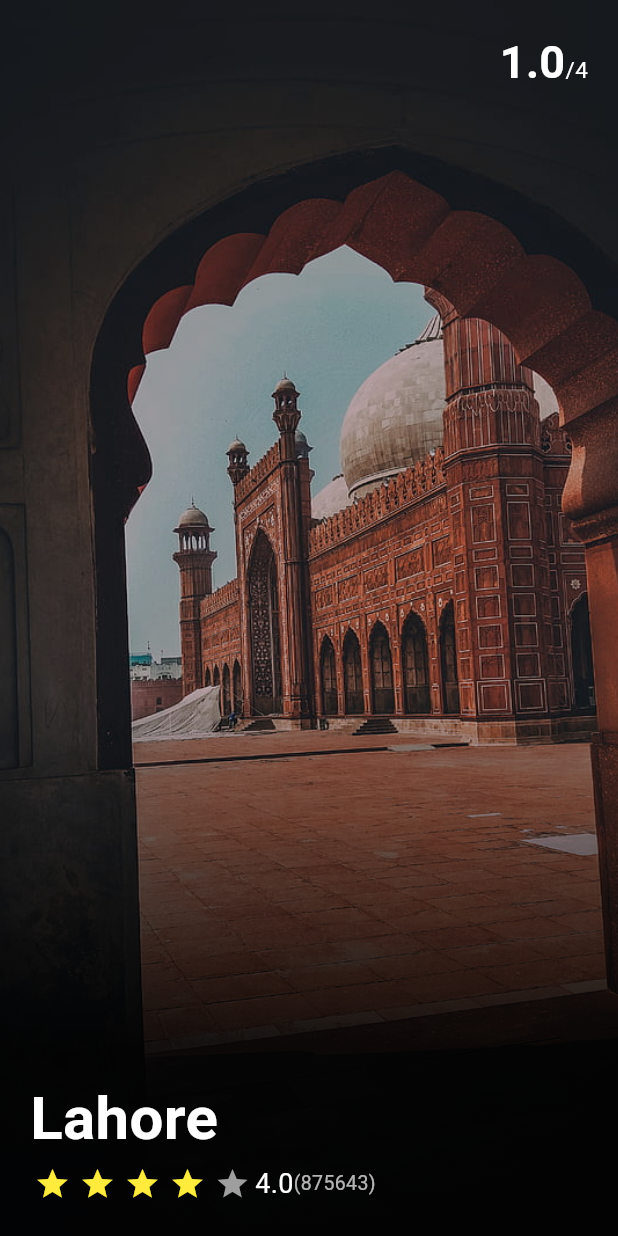
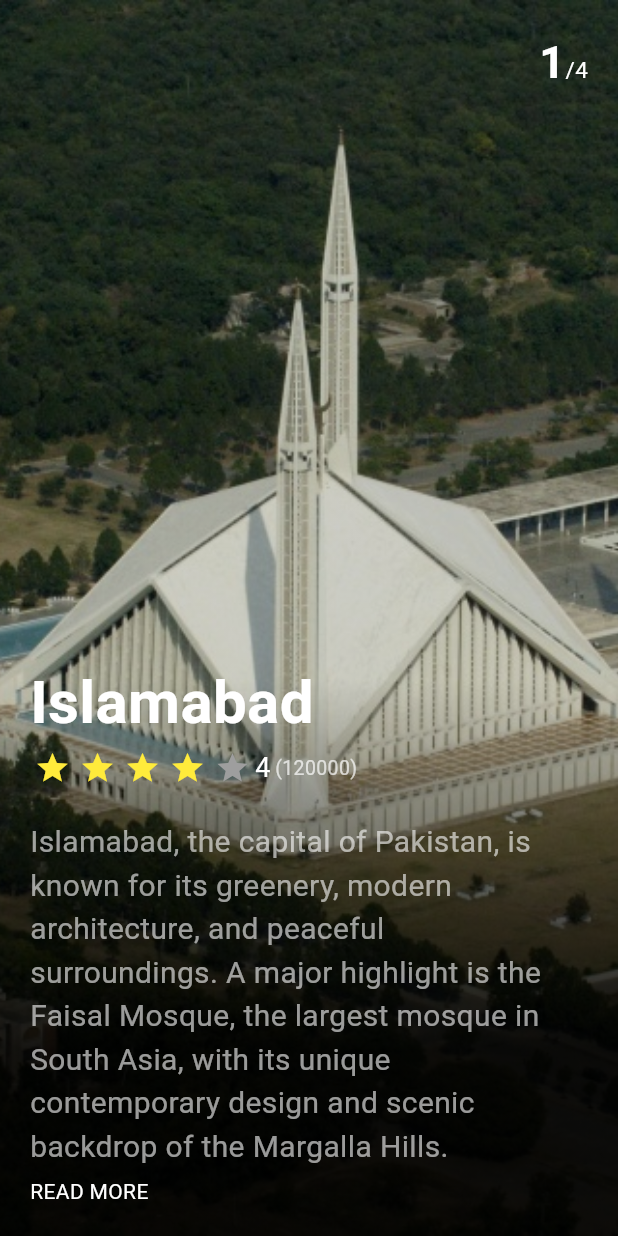
Before and after one commit to AbdullahUsman07/Firebase_Authentication, a Flutter app: the screen it shows after launch, on a phone screen of 412 x 824 dp. Run offline on Flutter 3.47's test engine with Material 3 defaults, Android fonts, the phone set to English and light mode, and no system bars.

Commit message:
Some Modifications

```diff
--- a/lib/main.dart
+++ b/lib/main.dart
@@ -1,52 +1,78 @@
-
 import 'package:flutter/material.dart';
 
+void main() =>
+    runApp(MaterialApp(debugShowCheckedModeBanner: false, home: HomePage()));
 
-void main()=>runApp(
-  MaterialApp(
-    debugShowCheckedModeBanner: false,
-    home: HomePage()
-  )
-);
-
-class HomePage extends StatefulWidget{
+class HomePage extends StatefulWidget {
   @override
-  _homePageState createState()=> _homePageState();
+  _homePageState createState() => _homePageState();
 }
 
-class _homePageState extends State<HomePage>{
+class _homePageState extends State<HomePage> {
   PageController? _pageController;
 
-  void onScroll(){
-
-  }
+  void onScroll() {}
 
   @override
-  void initState(){
-    _pageController=PageController(
+  void initState() {
+    _pageController = PageController(
       initialPage: 0,
     )..addListener(onScroll);
 
     super.initState();
   }
 
-
   @override
-  Widget build(BuildContext context){
+  Widget build(BuildContext context) {
     return Scaffold(
       body: PageView(
         controller: _pageController,
         children: <Widget>[
-          makePage("assets/images/badshahi.jpg","Lahore",1,875643),
-          makePage("assets/images/faisal-mosque.jpg","Islamabad",2,50000),
-          makePage("assets/images/Karachi.jpg", "Karachi", 3,600000),
+          makePage(
+              imgPath: "assets/images/faisal-mosque.jpg",
+              city_name: "Islamabad",
+              rating: 4,
+              page_no: 1,
+              voters: 120000,
+              description:
+                  'Islamabad, the capital of Pakistan, is known for its greenery, modern architecture, and peaceful surroundings. A major highlight is the Faisal Mosque, the largest mosque in South Asia, with its unique contemporary design and scenic backdrop of the Margalla Hills.'),
+          makePage(
+              imgPath: "assets/images/badshahi.jpg",
+              city_name: "Lahore",
+              rating: 4,
+              page_no: 2,
+              voters: 150000,
+              description:
+                  'Lahore, the cultural capital of Pakistan, is famed for its rich history, lively bazaars, and Mughal-era architecture. The Badshahi Mosque, one of the largest mosques in the world, is a stunning example of Mughal craftsmanship and a key attraction in the city.'),
+          makePage(
+              imgPath: "assets/images/Karachi.jpg",
+              city_name: "Karachi",
+              page_no: 3,
+              voters: 240000,
+              rating: 4,
+              description:
+                  "Karachi, Pakistan's largest city and financial hub, is a vibrant coastal metropolis. One of its iconic landmarks is the Mazar-e-Quaid, the mausoleum of Pakistan’s founder, Quaid-e-Azam Muhammad Ali Jinnah, symbolizing the city's historical and cultural importance."),
+          makePage(
+              imgPath: "assets/images/sialkot.jpg",
+              city_name: "Sialkot",
+              rating: 5,
+              page_no: 4,
+              voters: 104000,
+              description:
+                  "Sialkot is an industrial hub in Pakistan, known for its production of high-quality sports goods, surgical instruments, and leather products. It is famous for being the birthplace of poet and philosopher Allama Iqbal and for its international reputation in sports equipment manufacturing, especially footballs.")
         ],
       ),
     );
   }
 }
 
-Widget makePage(String imgPath,String city_name,double page_no,int voters){
+Widget makePage(
+    {required String imgPath,
+    required String city_name,
+    required int rating,
+    required int page_no,
+    required int voters,
+    required String description}) {
   return Container(
       decoration: BoxDecoration(
         image: DecorationImage(
@@ -54,19 +80,19 @@ Widget makePage(String imgPath,String city_name,double page_no,int voters){
           fit: BoxFit.fitHeight,
         ),
       ),
-    child:Container(
+      child: Container(
         decoration: BoxDecoration(
-        gradient: LinearGradient(
-          begin: Alignment.bottomRight,
-          stops: [0.3,0.9],
-          colors: [
+          gradient: LinearGradient(begin: Alignment.bottomRight, stops: [
+            0.3,
+            0.9
+          ], colors: [
             Colors.black.withOpacity(.9),
             Colors.black.withOpacity(.2),
-          ]
+          ]),
         ),
-      ),
-      child: Padding(padding: EdgeInsets.all(20),
-       child:Column(
+        child: Padding(
+            padding: EdgeInsets.all(20),
+            child: Column(
               crossAxisAlignment: CrossAxisAlignment.start,
               children: <Widget>[
                 Row(
@@ -74,9 +100,18 @@ Widget makePage(String imgPath,String city_name,double page_no,int voters){
                   crossAxisAlignment: CrossAxisAlignment.baseline,
                   textBaseline: TextBaseline.alphabetic,
                   children: <Widget>[
-              const SizedBox(height:70,),
-              Text(page_no.toString(),style: TextStyle(color:Colors.white,fontSize: 30,fontWeight: FontWeight.bold),),
-              const Text('/4',style:TextStyle(color:Colors.white,fontSize: 15)),
+                    const SizedBox(
+                      height: 150,
+                    ),
+                    Text(
+                      page_no.toString(),
+                      style: TextStyle(
+                          color: Colors.white,
+                          fontSize: 30,
+                          fontWeight: FontWeight.bold),
+                    ),
+                    const Text('/4',
+                        style: TextStyle(color: Colors.white, fontSize: 15)),
                   ],
                 ),
                 Expanded(
@@ -84,41 +119,61 @@ Widget makePage(String imgPath,String city_name,double page_no,int voters){
                   mainAxisAlignment: MainAxisAlignment.end,
                   crossAxisAlignment: CrossAxisAlignment.start,
                   children: <Widget>[
-                Text(city_name,style:const TextStyle(color: Colors.white,fontSize: 40,fontWeight: FontWeight.bold),),
-
+                    Text(
+                      city_name,
+                      style: const TextStyle(
+                          color: Colors.white,
+                          fontSize: 40,
+                          fontWeight: FontWeight.bold),
+                    ),
                     Row(
                       children: <Widget>[
-                  Container(
-                    margin: const EdgeInsets.all(3.0),
-                    child:const Icon(Icons.star,color:Colors.yellow),
+                        ...List.generate(5, (index) {
+                          return getstar(
+                            color: index < rating ? Colors.yellow : Colors.grey,
+                          );
+                        }),
+                        Text(
+                          rating.toString(),
+                          style: TextStyle(color: Colors.white, fontSize: 18),
                         ),
-                  Container(
-                    margin: const EdgeInsets.all(3.0),
-                    child:const Icon(Icons.star,color:Colors.yellow),
+                        const SizedBox(
+                          width: 3,
                         ),
-                  Container(
-                    margin: const EdgeInsets.all(3.0),
-                    child:const Icon(Icons.star,color:Colors.yellow),
-                  ),
-                  Container(
-                    margin: const EdgeInsets.all(3.0),
-                    child:const Icon(Icons.star,color:Colors.yellow),
-                  ),
-                  Container(
-                    margin:const EdgeInsets.all(3.0),
-                    child:const Icon(Icons.star,color:Colors.grey),
-                  ),
-                  const Text('4.0',style: TextStyle(color: Colors.white,fontSize: 18),),
-                  Text('(${voters.toString()})',style: TextStyle(color:Colors.white70,fontSize: 13),)
-                ],)
-
-              ],
-
-            )
+                        Text(
+                          '(${voters.toString()})',
+                          style: TextStyle(color: Colors.white70, fontSize: 13),
                         ),
                       ],
-        )
                     ),
-    )
-  );
+                    const SizedBox(
+                      height: 20,
+                    ),
+                    Padding(
+                      padding: const EdgeInsets.only(right: 20),
+                      child: Text(
+                        description,
+                        style: TextStyle(
+                            fontSize: 20, color: Colors.white.withOpacity(0.6)),
+                      ),
+                    ),
+                    const SizedBox(
+                      height: 5,
+                    ),
+                    const Text('READ MORE',
+                        style: TextStyle(color: Colors.white)),
+                  ],
+                )),
+              ],
+            )),
+      ));
 }
+
+Widget getstar({required Color color}) {
+  return Container(
+      margin: const EdgeInsets.all(3.0),
+      child: Icon(
+        Icons.star,
+        color: color,
+      ));
+}
```
Also changed, not shown: assets/images/sialkot.jpg (added). Lines whose indentation alone changed are shown as unchanged.
